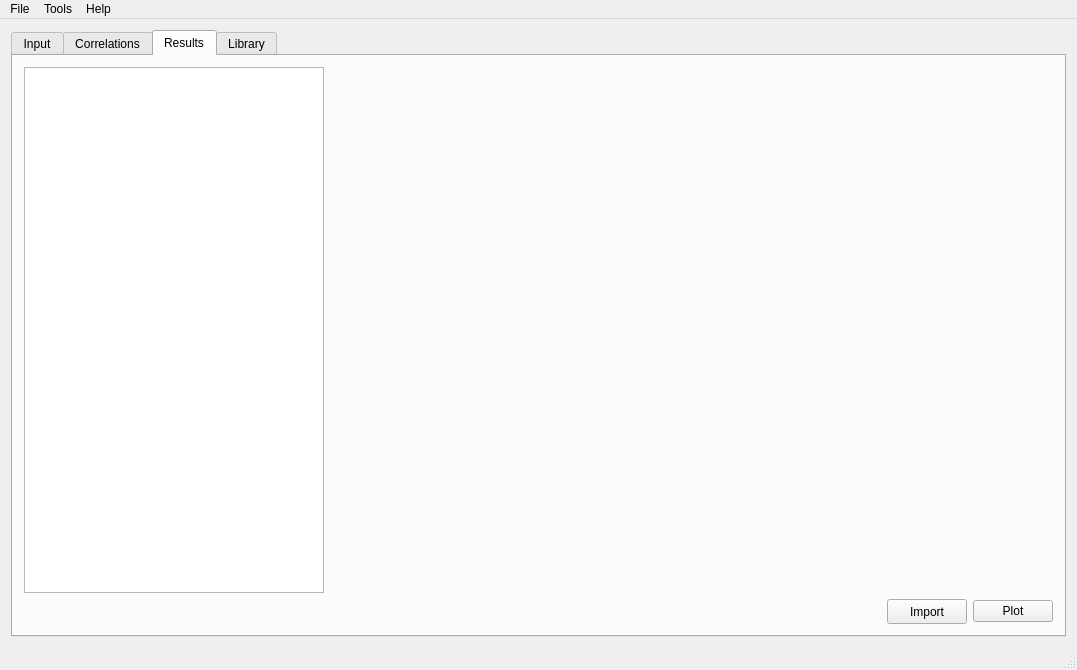
Old version of the form mainwindow.ui in the repository ateixeira0163/PCHE.
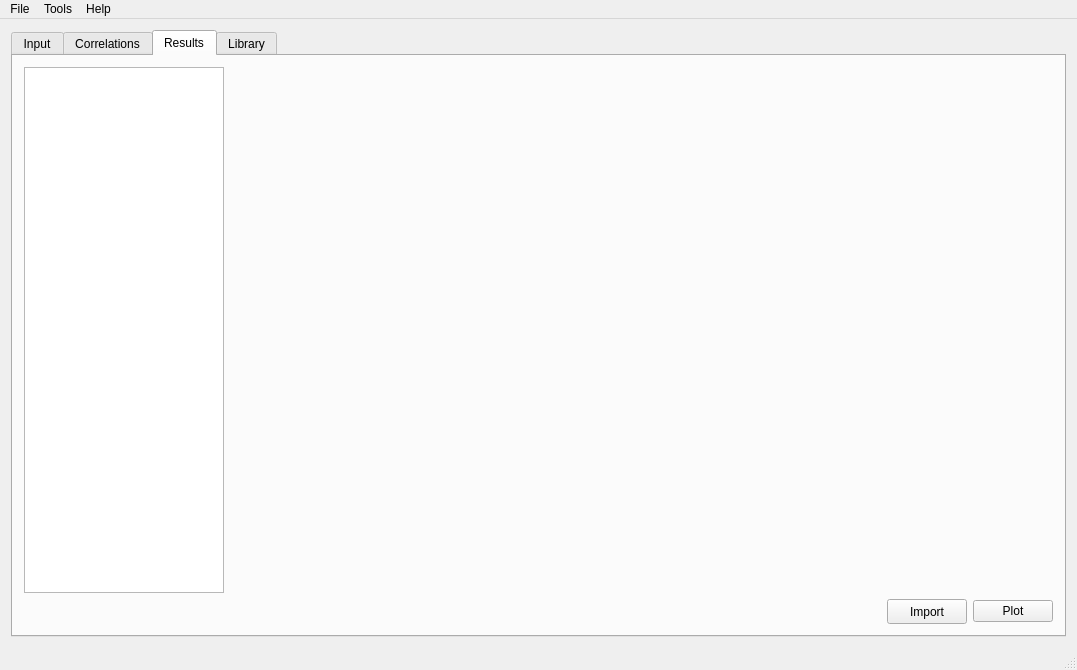
New version of the form. Icons and pictures are not drawn. Custom widgets are drawn as their Qt base class.

Diff of the .ui file:
```diff
--- a/mainwindow.ui
+++ b/mainwindow.ui
@@ -1469,7 +1469,7 @@
          <widget class="QTableView" name="plotTable">
           <property name="maximumSize">
            <size>
-            <width>300</width>
+            <width>200</width>
             <height>16777215</height>
            </size>
           </property>
```
